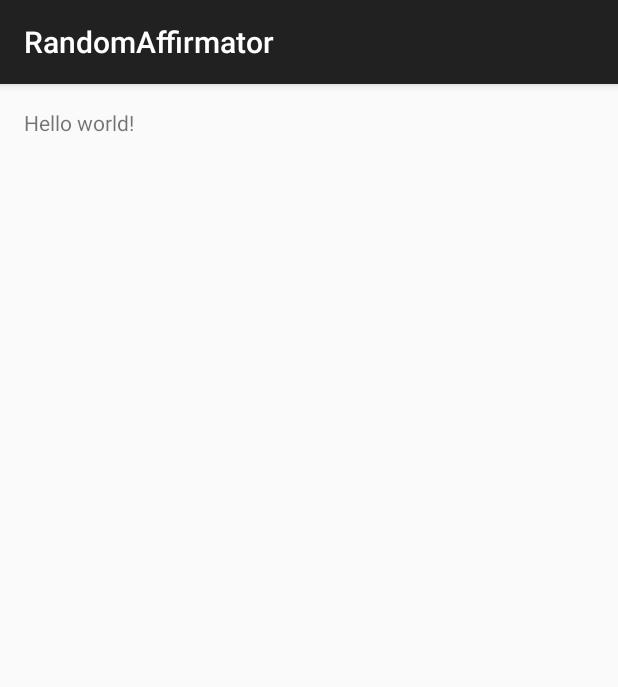
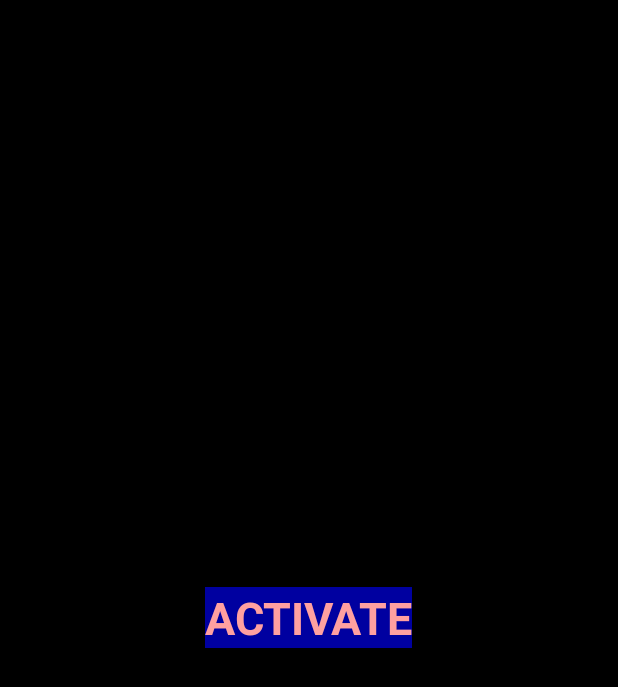
Before and after one commit to nitsanavni/RandomAffirmator, an Android app: the screen it shows after launch (SettingsActivity), on a phone screen of 412 x 824 dp. Shown: the top 687 px of the screen. Run offline under Robolectric (Android 15) with nearby library versions, the light colour scheme and no system bars.

Commit message:
add button and shared prefs boolean

```diff
--- a/app/src/main/java/com/randomaffirmator/randomaffirmator/SettingsActivity.java
+++ b/app/src/main/java/com/randomaffirmator/randomaffirmator/SettingsActivity.java
@@ -1,12 +1,13 @@
 package com.randomaffirmator.randomaffirmator;
 
+import android.support.v4.app.FragmentActivity;
 import android.support.v7.app.ActionBarActivity;
 import android.os.Bundle;
 import android.view.Menu;
 import android.view.MenuItem;
 
 
-public class SettingsActivity extends ActionBarActivity {
+public class SettingsActivity extends FragmentActivity {
 
     @Override
     protected void onCreate(Bundle savedInstanceState) {
@@ -14,26 +15,4 @@ public class SettingsActivity extends ActionBarActivity {
         setContentView(R.layout.activity_settings);
     }
 
-
-    @Override
-    public boolean onCreateOptionsMenu(Menu menu) {
-        // Inflate the menu; this adds items to the action bar if it is present.
-        getMenuInflater().inflate(R.menu.menu_settings, menu);
-        return true;
-    }
-
-    @Override
-    public boolean onOptionsItemSelected(MenuItem item) {
-        // Handle action bar item clicks here. The action bar will
-        // automatically handle clicks on the Home/Up button, so long
-        // as you specify a parent activity in AndroidManifest.xml.
-        int id = item.getItemId();
-
-        //noinspection SimplifiableIfStatement
-        if (id == R.id.action_settings) {
-            return true;
-        }
-
-        return super.onOptionsItemSelected(item);
-    }
 }
--- a/app/src/main/java/com/randomaffirmator/randomaffirmator/SettingsActivityFragment.java
+++ b/app/src/main/java/com/randomaffirmator/randomaffirmator/SettingsActivityFragment.java
@@ -1,10 +1,14 @@
 package com.randomaffirmator.randomaffirmator;
 
+import android.content.Context;
+import android.content.SharedPreferences;
+import android.os.Handler;
 import android.support.v4.app.Fragment;
 import android.os.Bundle;
 import android.view.LayoutInflater;
 import android.view.View;
 import android.view.ViewGroup;
+import android.widget.TextView;
 
 
 /**
@@ -12,12 +16,60 @@ import android.view.ViewGroup;
  */
 public class SettingsActivityFragment extends Fragment {
 
+    private static final String SHARED_PREFS = "RandomAffirmator.SharedPrefs";
+    private static final String KEY_ACTIVE = "SettingsActivityFragment.KEY_ACTIVE";
+    private boolean mActive;
+    private Handler mHandler;
+    private java.lang.Runnable mRunnable;
+
     public SettingsActivityFragment() {
+    }
+
+    @Override
+    public void onCreate(Bundle savedInstanceState) {
+        super.onCreate(savedInstanceState);
+        SharedPreferences prefs = getActivity()
+                .getSharedPreferences(SHARED_PREFS, Context.MODE_PRIVATE);
+        mActive = prefs.getBoolean(KEY_ACTIVE, false);
+    }
+
+    @Override
+    public void onDestroy() {
+        super.onDestroy();
+        SharedPreferences prefs = getActivity()
+                .getSharedPreferences(SHARED_PREFS, Context.MODE_PRIVATE);
+        prefs.edit().putBoolean(KEY_ACTIVE, mActive).apply();
     }
 
     @Override
     public View onCreateView(LayoutInflater inflater, ViewGroup container,
                              Bundle savedInstanceState) {
-        return inflater.inflate(R.layout.fragment_settings, container, false);
+        View ret = inflater.inflate(R.layout.fragment_settings, container, false);
+        final TextView button = (TextView) ret.findViewById(R.id.activate_button);
+        mHandler = new Handler();
+        mRunnable = new Runnable() {
+            @Override
+            public void run() {
+                getActivity().finish();
+            }
+        };
+        button.setOnClickListener(new View.OnClickListener() {
+            @Override
+            public void onClick(View v) {
+                mActive = !mActive;
+                updateText(button);
+                mHandler.removeCallbacks(mRunnable);
+                mHandler.postDelayed(mRunnable, 1000);
+            }
+        });
+        updateText(button);
+        return ret;
+    }
+
+    private void updateText(TextView button) {
+        if (mActive)
+            button.setText(getString(R.string.deactivate));
+        else
+            button.setText(getString(R.string.activate));
     }
 }
--- /dev/null
+++ b/app/src/main/res/color/button_text.xml
@@ -0,0 +1,4 @@
+<?xml version="1.0" encoding="utf-8"?>
+<selector xmlns:android="http://schemas.android.com/apk/res/android">
+    <item android:color="@color/pink" />
+</selector>
--- /dev/null
+++ b/app/src/main/res/drawable/button_background.xml
@@ -0,0 +1,5 @@
+<?xml version="1.0" encoding="utf-8"?>
+<selector xmlns:android="http://schemas.android.com/apk/res/android">
+    <item android:drawable="@color/button_background_pressed" android:state_pressed="true" />
+    <item android:drawable="@color/button_background_unpressed" />
+</selector>
--- a/app/src/main/res/layout/fragment_settings.xml
+++ b/app/src/main/res/layout/fragment_settings.xml
@@ -1,12 +1,23 @@
 <RelativeLayout xmlns:android="http://schemas.android.com/apk/res/android"
-    xmlns:tools="http://schemas.android.com/tools" android:layout_width="match_parent"
-    android:layout_height="match_parent" android:paddingLeft="@dimen/activity_horizontal_margin"
+    xmlns:tools="http://schemas.android.com/tools"
+    android:layout_width="match_parent"
+    android:layout_height="match_parent"
+    android:paddingBottom="@dimen/activity_vertical_margin"
+    android:paddingLeft="@dimen/activity_horizontal_margin"
     android:paddingRight="@dimen/activity_horizontal_margin"
     android:paddingTop="@dimen/activity_vertical_margin"
-    android:paddingBottom="@dimen/activity_vertical_margin"
     tools:context=".SettingsActivityFragment">
 
-    <TextView android:text="@string/hello_world" android:layout_width="wrap_content"
-        android:layout_height="wrap_content" />
+    <TextView
+        android:id="@+id/activate_button"
+        android:clickable="true"
+        android:layout_width="wrap_content"
+        android:layout_height="wrap_content"
+        android:layout_centerInParent="true"
+        android:text="@string/activate"
+        android:textSize="@dimen/action_button_font_size"
+        android:background="@drawable/button_background"
+        android:textColor="@color/button_text"
+        android:textStyle="bold" />
 
 </RelativeLayout>
--- /dev/null
+++ b/app/src/main/res/values/colors.xml
@@ -0,0 +1,6 @@
+<?xml version="1.0" encoding="utf-8"?>
+<resources>
+    <color name="button_background_unpressed">#0000A0</color>
+    <color name="button_background_pressed">#FF4040</color>
+    <color name="pink">#FFA0A0</color>
+</resources>
--- a/app/src/main/res/values/dimens.xml
+++ b/app/src/main/res/values/dimens.xml
@@ -2,4 +2,5 @@
     <!-- Default screen margins, per the Android Design guidelines. -->
     <dimen name="activity_horizontal_margin">16dp</dimen>
     <dimen name="activity_vertical_margin">16dp</dimen>
+    <dimen name="action_button_font_size">30sp</dimen>
 </resources>
--- a/app/src/main/res/values/strings.xml
+++ b/app/src/main/res/values/strings.xml
@@ -2,4 +2,6 @@
     <string name="app_name">RandomAffirmator</string>
     <string name="hello_world">Hello world!</string>
     <string name="action_settings">Settings</string>
+    <string name="activate">ACTIVATE</string>
+    <string name="deactivate">DEACTIVATE</string>
 </resources>
--- a/app/src/main/res/values/styles.xml
+++ b/app/src/main/res/values/styles.xml
@@ -2,7 +2,8 @@
 
     <!-- Base application theme. -->
     <style name="AppTheme" parent="Theme.AppCompat.Light.DarkActionBar">
-        <!-- Customize your theme here. -->
+        <item name="android:background">@color/app_bg</item>
     </style>
 
+    <color name="app_bg">@android:color/black</color>
 </resources>
```
Also changed, not shown: app/src/main/res/layout/activity_settings.xml (+5 -3 lines), 1 other file.
